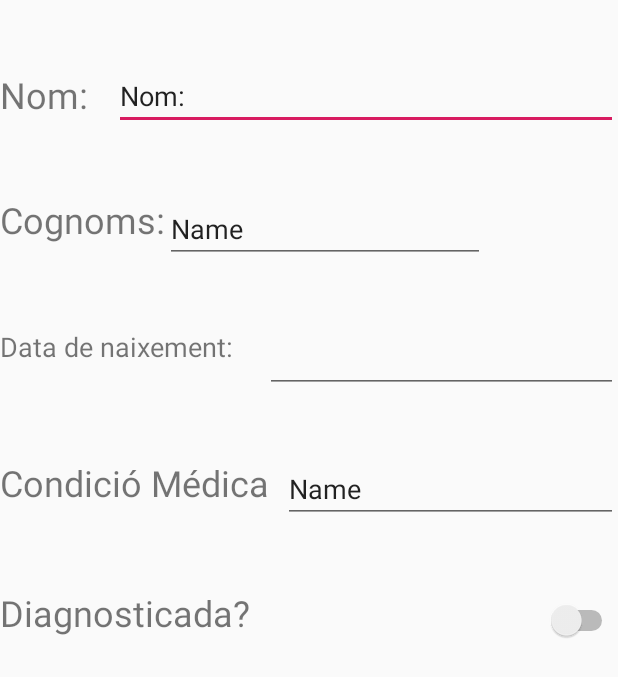
After one commit to MiguelSanchezP/BitsxLaMarato2019, an Android app: the layout activity_perfil.xml on its own in the app's theme, with its tools: preview values and no code run, on a phone screen of 412 x 824 dp. The commit adds this screen. Shown: the top 677 px of the screen. Run offline under Robolectric (Android 15) with nearby library versions, the phone set to English and light mode, and no system bars.

Commit message:
Initial commit

```diff
--- /dev/null
+++ b/app/src/main/res/drawable/ic_format_align_justify_black_24dp.xml
@@ -0,0 +1,5 @@
+<vector android:height="24dp" android:tint="#5E150F"
+    android:viewportHeight="24.0" android:viewportWidth="24.0"
+    android:width="24dp" xmlns:android="http://schemas.android.com/apk/res/android">
+    <path android:fillColor="#FF000000" android:pathData="M3,21h18v-2L3,19v2zM3,17h18v-2L3,15v2zM3,13h18v-2L3,11v2zM3,9h18L21,7L3,7v2zM3,3v2h18L21,3L3,3z"/>
+</vector>
--- a/app/src/main/res/layout/activity_main.xml
+++ b/app/src/main/res/layout/activity_main.xml
@@ -15,4 +15,20 @@
         app:layout_constraintEnd_toEndOf="parent"
         app:layout_constraintStart_toStartOf="parent"
         app:layout_constraintTop_toTopOf="parent" />
+
+    <com.google.android.material.floatingactionbutton.FloatingActionButton
+        android:id="@+id/floatingActionButton"
+        android:layout_width="wrap_content"
+        android:layout_height="wrap_content"
+        android:layout_marginStart="335dp"
+        android:layout_marginTop="610dp"
+        android:layout_marginEnd="20dp"
+        android:layout_marginBottom="65dp"
+        android:clickable="true"
+        app:layout_constraintBottom_toBottomOf="parent"
+        app:layout_constraintEnd_toEndOf="parent"
+        app:layout_constraintStart_toStartOf="parent"
+        app:layout_constraintTop_toTopOf="parent"
+        app:srcCompat="@android:drawable/ic_delete" />
+
 </androidx.constraintlayout.widget.ConstraintLayout>
--- /dev/null
+++ b/app/src/main/res/layout/activity_perfil.xml
@@ -0,0 +1,168 @@
+<?xml version="1.0" encoding="utf-8"?>
+<ScrollView xmlns:android="http://schemas.android.com/apk/res/android"
+    android:layout_width="match_parent"
+    android:layout_height="match_parent"
+    xmlns:tool="http://schemas.android.com/tools"
+    android:fillViewport="true">
+
+    <TableLayout
+        android:layout_width="match_parent"
+        android:layout_height="match_parent"
+        android:stretchColumns="1">
+
+
+        <LinearLayout
+
+            android:layout_width="match_parent"
+            android:layout_height="match_parent"
+            android:orientation="vertical">
+
+
+            <Space
+                android:layout_width="match_parent"
+                android:layout_height="43dp" />
+
+            <LinearLayout
+                android:id="@+id/LyoNom"
+                android:layout_width="match_parent"
+                android:layout_height="43dp"
+                android:orientation="horizontal">
+
+                <TextView
+                    android:id="@+id/Tvname"
+                    android:layout_width="76dp"
+                    android:layout_height="43dp"
+                    android:text="@string/nom"
+                    android:textAlignment="textStart"
+                    android:textSize="24sp" />
+
+                <EditText
+                    android:id="@+id/editText4"
+                    android:layout_width="match_parent"
+                    android:layout_height="wrap_content"
+                    android:text="@string/nom" />
+            </LinearLayout>
+
+            <Space
+                android:layout_width="match_parent"
+                android:layout_height="43dp" />
+
+            <LinearLayout
+                android:layout_width="wrap_content"
+                android:layout_height="wrap_content"
+                android:orientation="horizontal">
+
+                <TextView
+                    android:id="@+id/LyoCognoms"
+                    android:layout_width="match_parent"
+                    android:layout_height="match_parent"
+                    android:layout_weight="0"
+                    android:text="Cognoms:"
+                    android:textAlignment="center"
+                    android:textSize="24sp"
+                    android:visibility="visible" />
+
+                <EditText
+                    android:id="@+id/editText5"
+                    android:layout_width="match_parent"
+                    android:layout_height="wrap_content"
+                    android:layout_weight="0"
+                    android:ems="10"
+                    android:inputType="textPersonName"
+                    android:text="Name" />
+
+            </LinearLayout>
+
+            <Space
+                android:layout_width="match_parent"
+                android:layout_height="43dp" />
+
+            <LinearLayout
+                android:id="@+id/LyoData"
+                android:layout_width="match_parent"
+                android:layout_height="43dp"
+                android:orientation="horizontal">
+
+                <TextView
+                    android:id="@+id/textView18"
+                    android:layout_width="wrap_content"
+                    android:layout_height="match_parent"
+                    android:layout_weight="1"
+                    android:text="Data de naixement:"
+                    android:textAlignment="textStart"
+                    android:textSize="18sp" />
+
+                <EditText
+                    android:id="@+id/editText2"
+                    android:layout_width="wrap_content"
+                    android:layout_height="wrap_content"
+                    android:layout_weight="1"
+                    android:autofillHints=""
+                    android:ems="10"
+                    android:inputType="date" />
+
+            </LinearLayout>
+
+            <Space
+                android:layout_width="match_parent"
+                android:layout_height="43dp" />
+
+            <LinearLayout
+                android:id="@+id/LyoCondicióMedica"
+                android:layout_width="match_parent"
+                android:layout_height="43dp"
+                android:orientation="horizontal">
+
+                <TextView
+                    android:id="@+id/textView"
+                    android:layout_width="wrap_content"
+                    android:layout_height="match_parent"
+                    android:layout_weight="1"
+                    android:text="Condició Médica"
+                    android:textSize="24sp" />
+
+                <EditText
+                    android:id="@+id/editText3"
+                    android:layout_width="wrap_content"
+                    android:layout_height="wrap_content"
+                    android:layout_weight="1"
+                    android:ems="10"
+                    android:inputType="textPersonName"
+                    android:text="Name" />
+            </LinearLayout>
+
+            <Space
+                android:layout_width="match_parent"
+                android:layout_height="43dp" />
+
+            <LinearLayout
+                android:layout_width="match_parent"
+                android:layout_height="43dp"
+                android:orientation="horizontal">
+
+                <TextView
+                    android:id="@+id/textView2"
+                    android:layout_width="wrap_content"
+                    android:layout_height="match_parent"
+                    android:layout_weight="0"
+                    android:text="Diagnosticada?"
+                    android:textSize="24sp" />
+
+                <Switch
+                    android:id="@+id/switch1"
+                    android:layout_width="68dp"
+                    android:layout_height="match_parent"
+                    android:layout_weight="1"
+                    android:textOff="OFF" />
+            </LinearLayout>
+
+            <Space
+                android:layout_width="match_parent"
+                android:layout_height="43dp" />
+
+
+        </LinearLayout>
+
+
+    </TableLayout>
+</ScrollView>
--- /dev/null
+++ b/app/src/main/res/menu/menu.xml
@@ -0,0 +1,17 @@
+<?xml version="1.0" encoding="utf-8"?>
+<menu xmlns:android="http://schemas.android.com/apk/res/android"
+    xmlns:app="http://schemas.android.com/apk/res-auto">
+    <?xml version="1.0" encoding="utf-8"?>
+
+        <item android:id="@+id/item10"
+            android:icon="@drawable/ic_format_align_justify_black_24dp"
+            android:title="icona"
+            app:showAsAction="ifRoom" />
+
+        <item android:id="@+id/item2"
+            android:title="Perfil"
+            app:showAsAction="never" />
+
+
+
+    </menu>
--- a/app/src/main/res/values/strings.xml
+++ b/app/src/main/res/values/strings.xml
@@ -1,3 +1,4 @@
 <resources>
     <string name="app_name">BitsxLaMarato</string>
+    <string name="nom">Nom:</string>
 </resources>
```
